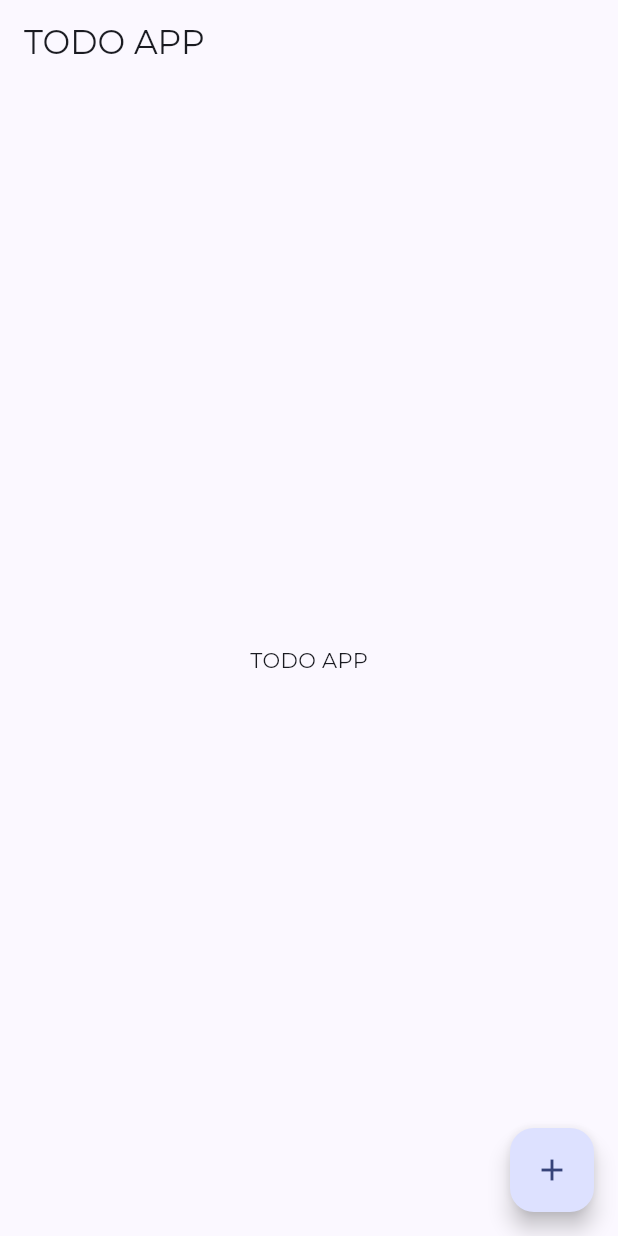
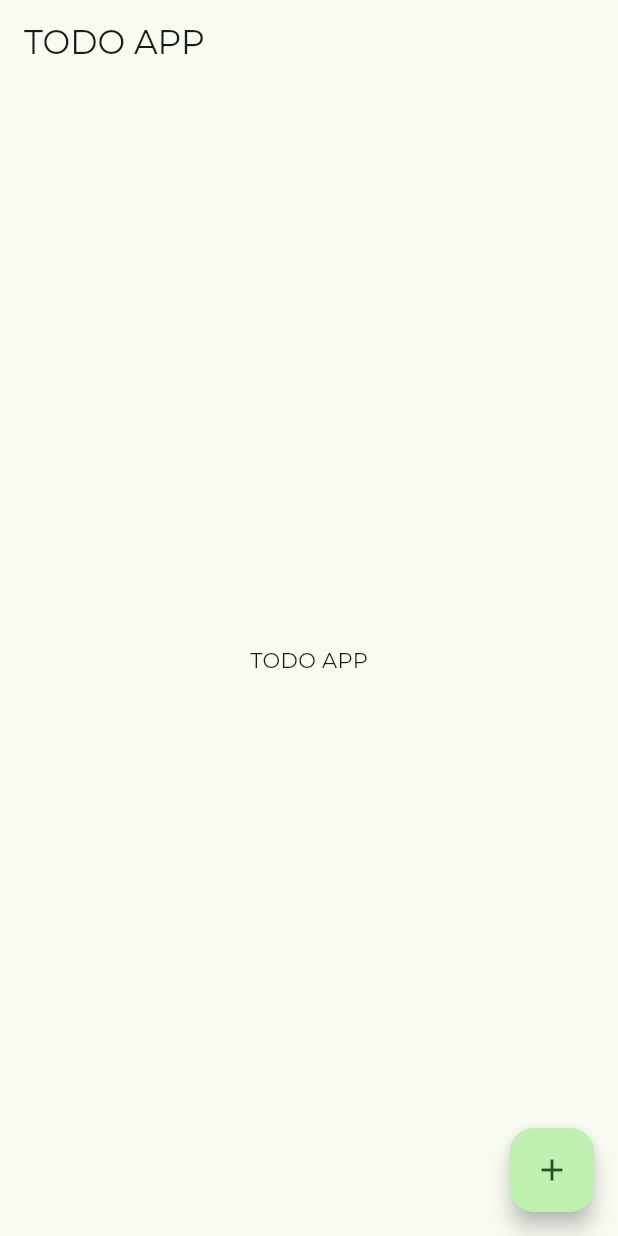
Before and after one commit to nizar-maatoug/todo_app_dsi31_2024, a Flutter app: the screen it shows after launch, on a phone screen of 412 x 824 dp. Run offline on Flutter 3.47's test engine with Material 3 defaults, Android fonts, the phone set to English and light mode, and no system bars.

Commit message:
version5

```diff
--- a/lib/core/themes/color_manager.dart
+++ b/lib/core/themes/color_manager.dart
@@ -1,6 +1,6 @@
 import 'package:flutter/material.dart';
 
 class ColorManager {
-  static const seedColorLight = Color(0xFF2155F0);
+  static const seedColorLight = Color.fromARGB(255, 33, 240, 54);
   static const Color seedColorDark = Color(0xFFEBA331);
 }
--- /dev/null
+++ b/lib/features/home/presentation/screens/home_screen.dart
@@ -0,0 +1,31 @@
+import 'package:flutter/material.dart';
+import 'package:todo_app/core/themes/theme_manager.dart';
+
+
+class HomeScreen extends StatelessWidget {
+  const HomeScreen({
+    super.key,
+  });
+
+  @override
+  Widget build(BuildContext context) {
+    return MaterialApp(
+      debugShowCheckedModeBanner: false,
+      themeMode: ThemeMode.system,
+      theme: AppThemes.appThemeData[AppTheme.lightTheme],
+      darkTheme: AppThemes.appThemeData[AppTheme.darkTheme],
+      home: Scaffold(
+        appBar: AppBar(
+          title: const Text('TODO APP'),
+        ),
+        body: const Center(
+          child: Text('TODO APP'),
+        ),
+        floatingActionButton: FloatingActionButton(
+          onPressed: () {},
+          child: const Icon(Icons.add),
+        ),
+      ),
+    );
+  }
+}
--- a/lib/main.dart
+++ b/lib/main.dart
@@ -1,5 +1,8 @@
 import 'package:flutter/material.dart';
-import 'package:todo_app/core/themes/theme_manager.dart';
+
+import 'features/home/presentation/screens/home_screen.dart';
+
+
 
 void main() {
   runApp(const TodoApp());
@@ -10,23 +13,6 @@ class TodoApp extends StatelessWidget {
 
   @override
   Widget build(BuildContext context) {
-    return MaterialApp(
-      debugShowCheckedModeBanner: false,
-      themeMode: ThemeMode.system,
-      theme: AppThemes.appThemeData[AppTheme.lightTheme],
-      darkTheme: AppThemes.appThemeData[AppTheme.darkTheme],
-      home: Scaffold(
-        appBar: AppBar(
-          title: const Text('TODO APP'),
-        ),
-        body: const Center(
-          child: Text('TODO APP'),
-        ),
-        floatingActionButton: FloatingActionButton(
-          onPressed: () {},
-          child: const Icon(Icons.add),
-        ),
-      ),
-    );
+    return const HomeScreen();
   }
 }
--- a/pubspec.yaml
+++ b/pubspec.yaml
@@ -9,6 +9,11 @@ environment:
 dependencies:
   flutter:
     sdk: flutter
+  flutter_bloc: ^8.1.6
+  equatable: ^2.0.5
+  get_it: ^8.0.2
+  go_router: ^14.6.0
+  flutter_validator: ^0.1.0+2
 
 dev_dependencies:
   flutter_test:
```
Also changed, not shown: pubspec.lock.
